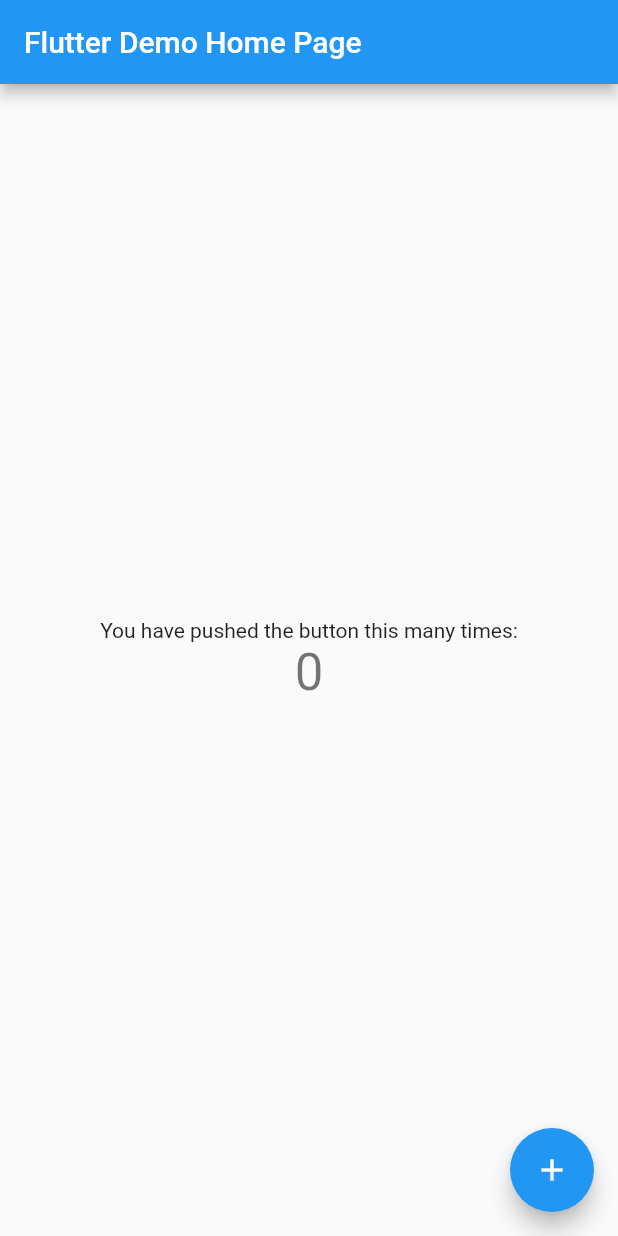
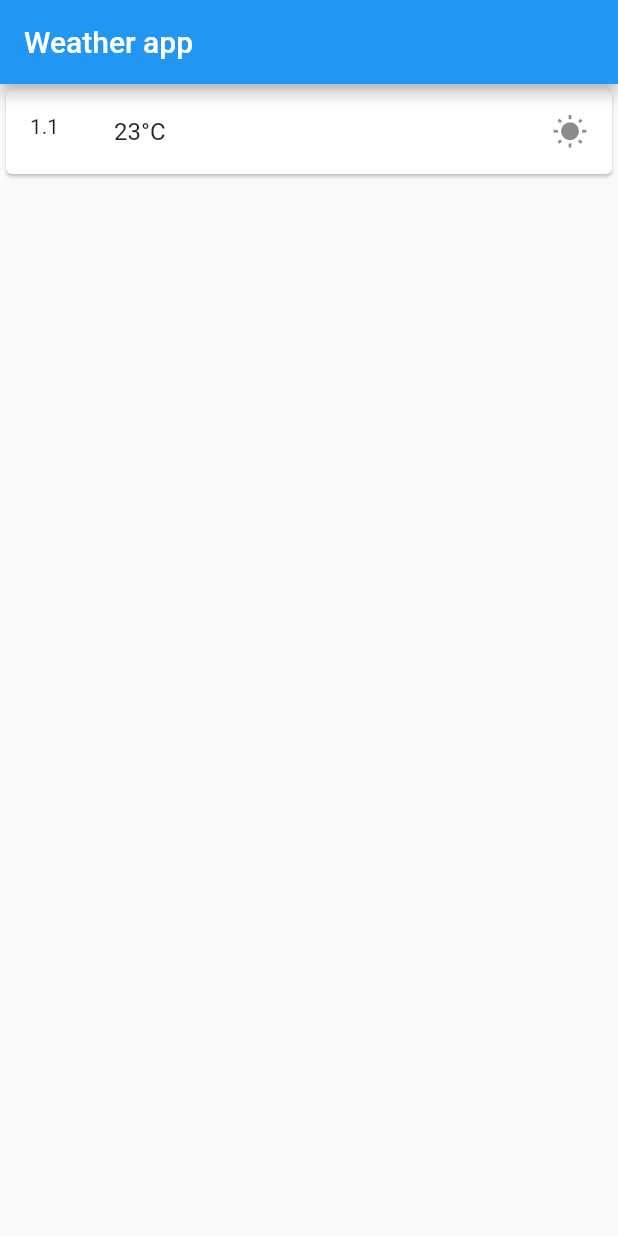
Before and after one commit to golushkin/flutter-weather, a Flutter app: the screen it shows after launch, on a phone screen of 412 x 824 dp. Run offline on Flutter 3.47's test engine with Material 2 defaults, Android fonts, the phone set to English and light mode, and no system bars; our stand-ins replace geolocator; missing offline and left inert: flutter_weather_icons; network calls fail.

Commit message:
added weather_icons, http service

```diff
--- /dev/null
+++ b/lib/http_service.dart
@@ -0,0 +1,32 @@
+import 'package:http/http.dart' as http;
+import 'dart:convert';
+import './weather.dart';
+
+class HttpService{
+  final String longitude;
+  final String latitude;
+  final String _base_url = "";
+  final String _url_for_current_weather = "";
+  final String _url_for_5_day = "https://api.openweathermap.org/data/2.5/forecast?units=metric&lat={lat}&lon={lon}&appid={your api key}";
+  final String _url_mock = "https://samples.openweathermap.org/data/2.5/forecast?lat=35&lon=139&appid=439d4b804bc8187953eb36d2a8c26a02";
+
+  HttpService(this.latitude, this.longitude);
+
+  Future<List<Weather>> getMockData() async {
+    http.Response res = await http.get(this._url_mock);
+
+    if (res.statusCode == 200) {
+      Map<String, dynamic> body = jsonDecode(res.body);
+
+      List<Weather> weathers = body['list']
+          .map<Weather>(
+            (dynamic item) => Weather.fromJson(item),
+          )
+          .toList();
+
+      return weathers;
+    } else {
+      throw "Can't get posts.";
+    }
+  }
+}
--- a/lib/main.dart
+++ b/lib/main.dart
@@ -1,111 +1,14 @@
 import 'package:flutter/material.dart';
+import 'package:weather/weather_widget.dart';
 
-void main() => runApp(MyApp());
-
-class MyApp extends StatelessWidget {
-  // This widget is the root of your application.
-  @override
-  Widget build(BuildContext context) {
-    return MaterialApp(
-      title: 'Flutter Demo',
-      theme: ThemeData(
-        // This is the theme of your application.
-        //
-        // Try running your application with "flutter run". You'll see the
-        // application has a blue toolbar. Then, without quitting the app, try
-        // changing the primarySwatch below to Colors.green and then invoke
-        // "hot reload" (press "r" in the console where you ran "flutter run",
-        // or simply save your changes to "hot reload" in a Flutter IDE).
-        // Notice that the counter didn't reset back to zero; the application
-        // is not restarted.
-        primarySwatch: Colors.blue,
+void main(){
+  return runApp(MaterialApp(
+    home: Scaffold(
+      appBar: AppBar(
+        title: Text("Weather app"),
       ),
-      home: MyHomePage(title: 'Flutter Demo Home Page'),
-    );
-  }
+      body: WeatherWidget(),
+      ),
+    ),
+  );
 }
-
-class MyHomePage extends StatefulWidget {
-  MyHomePage({Key key, this.title}) : super(key: key);
-
-  // This widget is the home page of your application. It is stateful, meaning
-  // that it has a State object (defined below) that contains fields that affect
-  // how it looks.
-
-  // This class is the configuration for the state. It holds the values (in this
-  // case the title) provided by the parent (in this case the App widget) and
-  // used by the build method of the State. Fields in a Widget subclass are
-  // always marked "final".
-
-  final String title;
-
-  @override
-  _MyHomePageState createState() => _MyHomePageState();
-}
-
-class _MyHomePageState extends State<MyHomePage> {
-  int _counter = 0;
-
-  void _incrementCounter() {
-    setState(() {
-      // This call to setState tells the Flutter framework that something has
-      // changed in this State, which causes it to rerun the build method below
-      // so that the display can reflect the updated values. If we changed
-      // _counter without calling setState(), then the build method would not be
-      // called again, and so nothing would appear to happen.
-      _counter++;
-    });
-  }
-
-  @override
-  Widget build(BuildContext context) {
-    // This method is rerun every time setState is called, for instance as done
-    // by the _incrementCounter method above.
-    //
-    // The Flutter framework has been optimized to make rerunning build methods
-    // fast, so that you can just rebuild anything that needs updating rather
-    // than having to individually change instances of widgets.
-    return Scaffold(
-      appBar: AppBar(
-        // Here we take the value from the MyHomePage object that was created by
-        // the App.build method, and use it to set our appbar title.
-        title: Text(widget.title),
-      ),
-      body: Center(
-        // Center is a layout widget. It takes a single child and positions it
-        // in the middle of the parent.
-        child: Column(
-          // Column is also a layout widget. It takes a list of children and
-          // arranges them vertically. By default, it sizes itself to fit its
-          // children horizontally, and tries to be as tall as its parent.
-          //
-          // Invoke "debug painting" (press "p" in the console, choose the
-          // "Toggle Debug Paint" action from the Flutter Inspector in Android
-          // Studio, or the "Toggle Debug Paint" command in Visual Studio Code)
-          // to see the wireframe for each widget.
-          //
-          // Column has various properties to control how it sizes itself and
-          // how it positions its children. Here we use mainAxisAlignment to
-          // center the children vertically; the main axis here is the vertical
-          // axis because Columns are vertical (the cross axis would be
-          // horizontal).
-          mainAxisAlignment: MainAxisAlignment.center,
-          children: <Widget>[
-            Text(
-              'You have pushed the button this many times:',
-            ),
-            Text(
-              '$_counter',
-              style: Theme.of(context).textTheme.display1,
-            ),
-          ],
-        ),
-      ),
-      floatingActionButton: FloatingActionButton(
-        onPressed: _incrementCounter,
-        tooltip: 'Increment',
-        child: Icon(Icons.add),
-      ), // This trailing comma makes auto-formatting nicer for build methods.
-    );
-  }
-}
--- /dev/null
+++ b/lib/weather.dart
@@ -0,0 +1,27 @@
+class Weather{
+  double temperature;
+  double pressure;
+  int weather_id;
+  double wind_speed;
+  int humidity;
+
+  Weather(
+    {
+      this.temperature,
+      this.pressure,
+      this.weather_id,
+      this.humidity,
+      this.wind_speed,
+    }
+  );
+
+  factory Weather.fromJson(Map<String, dynamic> json){
+    return Weather(
+      temperature: json['main']['temp'],
+      pressure: json['main']['pressure'],
+      weather_id: json['weather'][0]['id'],
+      wind_speed: json['wind']['speed'],
+      humidity: json['main']['humidity'],
+    );
+  }
+}
--- /dev/null
+++ b/lib/weather_widget.dart
@@ -0,0 +1,87 @@
+import 'package:flutter/material.dart';
+import 'package:geolocator/geolocator.dart';
+import 'package:flutter_weather_icons/flutter_weather_icons.dart';
+import 'http_service.dart';
+import './weather.dart';
+
+class WeatherWidget extends StatefulWidget {
+  @override
+  _WeatherState createState() => _WeatherState();
+}
+
+class _WeatherState extends State<WeatherWidget> {
+  Position _currentPosition;
+  Future<List<Weather>> weather;
+  HttpService httpService;
+
+  _getCurrentLocation() {
+    final Geolocator geolocator = Geolocator()..forceAndroidLocationManager;
+
+    geolocator
+        .getCurrentPosition(desiredAccuracy: LocationAccuracy.best)
+        .then((Position position) {
+      setState(() {
+        _currentPosition = position;
+      });
+    }).catchError((e) {
+      print(e);
+    });
+  }
+
+  _getForecast(){
+    httpService = HttpService('1','1');
+    return httpService.getMockData();
+  }
+
+  @override
+  void initState() {
+    super.initState();
+    weather = this._getForecast();
+  }
+
+  @override
+  Widget build(BuildContext context) {
+
+    return ListView(
+      children: <Widget>[
+        Card(
+          child:ListTile(
+          leading: Text("1.1"),
+          title: Text("23°C"),
+          trailing: Icon(Icons.wb_sunny),
+        )
+        )
+      ],
+    );
+  }
+
+  // @override
+  // Widget build(BuildContext context) {
+  //   return FutureBuilder(
+  //     future: weather,
+  //     builder: (BuildContext context, AsyncSnapshot<List<Weather>> snapshot) {
+  //         if (snapshot.hasData) {
+  //           return ListView(
+  //             children: snapshot.data
+  //                 .map<Widget>(
+  //                   (Weather weather) => ListTile(
+  //                     title: Text(weather.temperature.toString()),
+  //                     subtitle: Text("${1}"),
+  //                     onTap: () => Navigator.of(context).push(
+  //                       MaterialPageRoute(
+  //                         // builder: (context) => PostDetail(
+  //                         //   post: post,
+  //                         // ),
+  //                       ),
+  //                     ),
+  //                   ),
+  //                 )
+  //                 .toList(),
+  //           );
+  //         } else {
+  //           return Center(child: CircularProgressIndicator());
+  //         }
+  //       },
+  //   );
+  // }
+}
--- a/pubspec.yaml
+++ b/pubspec.yaml
@@ -19,6 +19,9 @@ environment:
 dependencies:
   flutter:
     sdk: flutter
+  geolocator: ^5.3.1
+  http: ^0.12.0+4
+  flutter_weather_icons: ^1.0.2
 
   # The following adds the Cupertino Icons font to your application.
   # Use with the CupertinoIcons class for iOS style icons.
```
Also changed, not shown: pubspec.lock, 2 other files.
